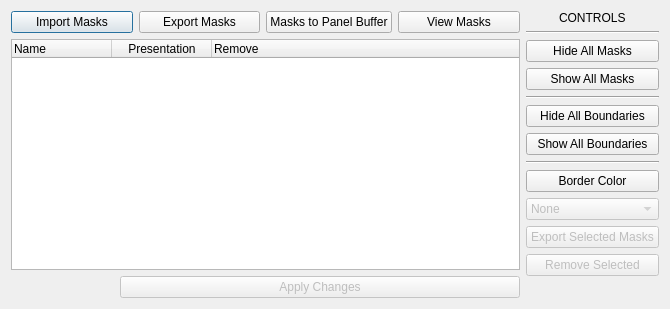
Old version of the form hexrdgui/resources/ui/mask_manager_dialog.ui in the repository HEXRD/hexrdgui.
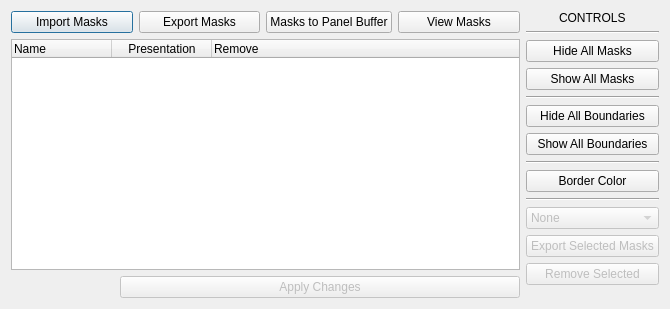
New version of the form.

Commit message: Add option to remove multiple masks at a time

```diff
--- a/hexrdgui/resources/ui/mask_manager_dialog.ui
+++ b/hexrdgui/resources/ui/mask_manager_dialog.ui
@@ -196,6 +196,13 @@
        </property>
       </widget>
      </item>
+     <item>
+      <widget class="Line" name="line_4">
+       <property name="orientation">
+        <enum>Qt::Horizontal</enum>
+       </property>
+      </widget>
+     </item>
      <item>
       <widget class="QComboBox" name="presentation_selector">
        <property name="enabled">
```
The commit also changes 1 other file.
